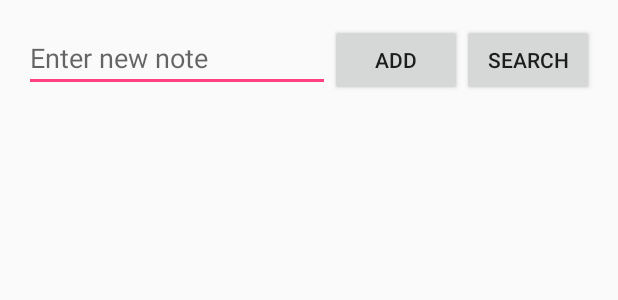
After one commit to Jusenr/MyKotlin, an Android app: the layout activity_note.xml on its own in the app's theme, with its tools: preview values and no code run, on a phone screen of 412 x 824 dp. The commit adds this screen. Shown: the top 300 px of the screen. Run offline under Robolectric (Android 15) with nearby library versions, the phone set to English and light mode, and no system bars.

Commit message:
greendao test

```diff
--- a/app/src/main/AndroidManifest.xml
+++ b/app/src/main/AndroidManifest.xml
@@ -60,6 +60,8 @@
         </activity>
         <activity android:name=".demo.zxing.EricQRActivity">
         </activity>
+        <activity android:name=".demo.NoteActivity">
+        </activity>
     </application>
 
 </manifest>
--- a/app/src/main/java/com/myself/mykotlin/MainActivity.java
+++ b/app/src/main/java/com/myself/mykotlin/MainActivity.java
@@ -5,6 +5,7 @@ import android.view.View;
 
 import com.myself.mykotlin.base.BaseActivity;
 import com.myself.mykotlin.demo.CreateQRActivity;
+import com.myself.mykotlin.demo.NoteActivity;
 import com.myself.mykotlin.demo.ecodetest.EcodeActivity;
 import com.myself.mykotlin.demo.zxing.CaptureActivity;
 import com.myself.mykotlin.demo.zxing.EricQRActivity;
@@ -37,7 +38,7 @@ public class MainActivity extends BaseActivity {
                 startActivity(EricQRActivity.class);
                 break;
             case R.id.btn_4:
-//                startActivity(CaptureActivity.class);
+                startActivity(NoteActivity.class);
                 break;
             case R.id.btn_5:
 //                startActivity(EcodeActivity.class);
--- a/app/src/main/java/com/myself/mykotlin/TotalApplication.java
+++ b/app/src/main/java/com/myself/mykotlin/TotalApplication.java
@@ -1,7 +1,7 @@
 package com.myself.mykotlin;
 
-import android.app.Application;
 import android.content.Context;
+import android.support.multidex.MultiDexApplication;
 
 import com.myself.mykotlin.http.OkHttpManager;
 import com.myself.mykotlin.http.interceptor.CacheStrategyInterceptor;
@@ -26,7 +26,7 @@ import okhttp3.OkHttpClient;
  * Date       : 2016/12/27 16:05.
  */
 
-public class TotalApplication extends Application {
+public class TotalApplication extends MultiDexApplication {
     private static Context mContext;
     private static OkHttpClient mOkHttpClient;
     public static String sdCardPath;//SdCard路径
--- a/app/src/main/res/layout/activity_main.xml
+++ b/app/src/main/res/layout/activity_main.xml
@@ -54,7 +54,7 @@
             android:layout_width="match_parent"
             android:layout_height="wrap_content"
             android:layout_marginTop="10dp"
-            android:text=""
+            android:text="GreenDaoTest"
             android:textAllCaps="false"/>
 
         <Button
--- /dev/null
+++ b/app/src/main/res/layout/activity_note.xml
@@ -0,0 +1,49 @@
+<?xml version="1.0" encoding="utf-8"?>
+<LinearLayout xmlns:android="http://schemas.android.com/apk/res/android"
+              xmlns:tools="http://schemas.android.com/tools"
+              android:id="@+id/activity_note"
+              android:layout_width="fill_parent"
+              android:layout_height="fill_parent"
+              android:orientation="vertical"
+              android:paddingBottom="@dimen/activity_vertical_margin"
+              android:paddingLeft="@dimen/activity_horizontal_margin"
+              android:paddingRight="@dimen/activity_horizontal_margin"
+              android:paddingTop="@dimen/activity_vertical_margin"
+              tools:context="com.myself.mykotlin.demo.NoteActivity">
+
+    <LinearLayout
+        android:id="@+id/linearLayout1"
+        android:layout_width="fill_parent"
+        android:layout_height="wrap_content"
+        android:orientation="horizontal">
+
+        <EditText
+            android:id="@+id/editTextNote"
+            android:layout_width="wrap_content"
+            android:layout_height="wrap_content"
+            android:layout_weight="1"
+            android:hint="Enter new note"
+            android:inputType="text"/>
+
+        <Button
+            android:id="@+id/buttonAdd"
+            android:layout_width="wrap_content"
+            android:layout_height="wrap_content"
+            android:onClick="onMyButtonClick"
+            android:text="Add"/>
+
+        <Button
+            android:id="@+id/buttonSearch"
+            android:layout_width="wrap_content"
+            android:layout_height="wrap_content"
+            android:onClick="onMyButtonClick"
+            android:text="Search"/>
+
+    </LinearLayout>
+
+    <ListView
+        android:id="@android:id/list"
+        android:layout_width="fill_parent"
+        android:layout_height="wrap_content"></ListView>
+
+</LinearLayout>
--- a/settings.gradle
+++ b/settings.gradle
@@ -1 +1 @@
-include ':app'
+include ':app', ':daogenerator'
```
Also changed, not shown: app/build.gradle (+32 -8 lines), app/src/main/java/com/myself/mykotlin/demo/NoteActivity.java (added, +117 -0 lines), daogenerator/build.gradle (added, +21 -0 lines), daogenerator/src/main/java/com/myself/mykotlin/GenerateDB.java (added, +141 -0 lines), 4 other files.
